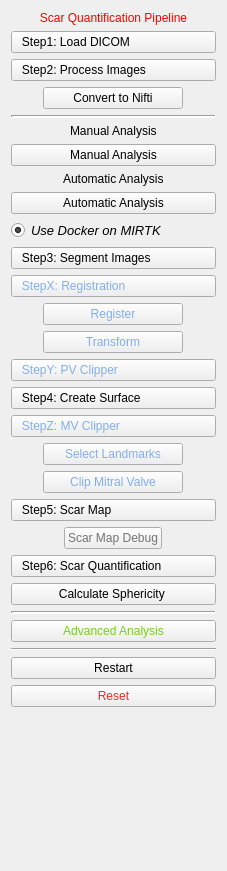
Above: Version2.0/Plugins/kcl.cemrgapp.scar/src/internal/AtrialScarViewControls.ui from OpenHeartDevelopers/CemrgApp before the change. Below: the same form after it.
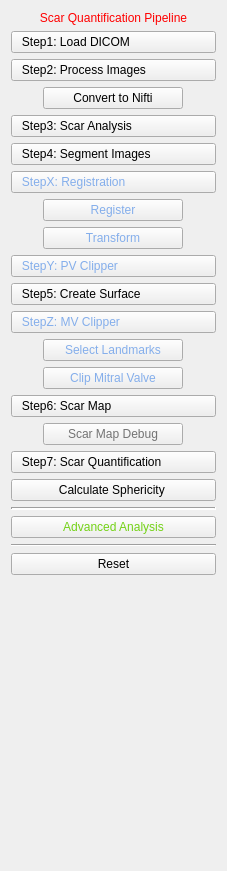
That is the form after the change.

Diff of the .ui file:
```diff
--- a/Version2.0/Plugins/kcl.cemrgapp.scar/src/internal/AtrialScarViewControls.ui
+++ b/Version2.0/Plugins/kcl.cemrgapp.scar/src/internal/AtrialScarViewControls.ui
@@ -72,65 +72,18 @@
      </property>
     </widget>
    </item>
-   <item>
-    <widget class="Line" name="line_2">
-     <property name="lineWidth">
-      <number>2</number>
-     </property>
-     <property name="orientation">
-      <enum>Qt::Horizontal</enum>
-     </property>
-    </widget>
-   </item>
-   <item alignment="Qt::AlignHCenter">
-    <widget class="QLabel" name="manualLabel">
-     <property name="text">
-      <string>Manual Analysis</string>
-     </property>
-    </widget>
-   </item>
-   <item>
-    <widget class="QPushButton" name="mainButton_1">
-     <property name="text">
-      <string>Manual Analysis</string>
-     </property>
-    </widget>
-   </item>
-   <item alignment="Qt::AlignHCenter">
-    <widget class="QLabel" name="automaticLabel">
-     <property name="text">
-      <string>Automatic Analysis</string>
-     </property>
-    </widget>
-   </item>
-   <item>
-    <widget class="QPushButton" name="mainButton_2">
-     <property name="text">
-      <string>Automatic Analysis</string>
-     </property>
-    </widget>
-   </item>
-   <item>
-    <widget class="QRadioButton" name="dockerOn_radioButton">
-     <property name="font">
-      <font>
-       <pointsize>10</pointsize>
-       <italic>true</italic>
-      </font>
-     </property>
-     <property name="whatsThis">
-      <string comment="Select whether the MIRTK functionalities (Register+Transform) are accessed through Docker (Default: ON)" extracomment="Select whether the MIRTK functionalities (Register+Transform) are accessed through Docker (Default: ON)"/>
-     </property>
-     <property name="text">
-      <string>Use Docker on MIRTK</string>
-     </property>
-     <property name="checked">
-      <bool>true</bool>
-     </property>
-    </widget>
-   </item>
    <item>
     <widget class="QPushButton" name="button_3">
+     <property name="styleSheet">
+      <string notr="true">text-align: left;</string>
+     </property>
+     <property name="text">
+      <string>   Step3: Scar Analysis</string>
+     </property>
+    </widget>
+   </item>
+   <item>
+    <widget class="QPushButton" name="button_4">
      <property name="toolTip">
       <string>Do image processing</string>
      </property>
@@ -138,7 +91,7 @@
       <string notr="true">text-align: left;</string>
      </property>
      <property name="text">
-      <string>   Step3: Segment Images</string>
+      <string>   Step4: Segment Images</string>
      </property>
     </widget>
    </item>
@@ -210,7 +163,7 @@
     </widget>
    </item>
    <item>
-    <widget class="QPushButton" name="button_4">
+    <widget class="QPushButton" name="button_5">
      <property name="toolTip">
       <string>Do image processing</string>
      </property>
@@ -218,7 +171,7 @@
       <string notr="true">text-align: left;</string>
      </property>
      <property name="text">
-      <string>   Step4: Create Surface</string>
+      <string>   Step5: Create Surface</string>
      </property>
     </widget>
    </item>
@@ -277,17 +230,29 @@
     </widget>
    </item>
    <item>
-    <widget class="QPushButton" name="button_5">
+    <widget class="QPushButton" name="button_6">
      <property name="styleSheet">
       <string notr="true">text-align: left;</string>
      </property>
      <property name="text">
-      <string>   Step5: Scar Map</string>
+      <string>   Step6: Scar Map</string>
      </property>
     </widget>
    </item>
    <item alignment="Qt::AlignHCenter">
-    <widget class="QPushButton" name="button_debugscar">
+    <widget class="QPushButton" name="button_deb">
+     <property name="minimumSize">
+      <size>
+       <width>140</width>
+       <height>0</height>
+      </size>
+     </property>
+     <property name="maximumSize">
+      <size>
+       <width>140</width>
+       <height>16777215</height>
+      </size>
+     </property>
      <property name="acceptDrops">
       <bool>false</bool>
      </property>
@@ -300,12 +265,12 @@
     </widget>
    </item>
    <item>
-    <widget class="QPushButton" name="button_6">
+    <widget class="QPushButton" name="button_7">
      <property name="styleSheet">
       <string notr="true">text-align: left;</string>
      </property>
      <property name="text">
-      <string>   Step6: Scar Quantification</string>
+      <string>   Step7: Scar Quantification</string>
      </property>
     </widget>
    </item>
@@ -337,23 +302,16 @@
     </widget>
    </item>
    <item>
-    <widget class="Line" name="line_3">
+    <widget class="Line" name="line_2">
      <property name="orientation">
       <enum>Qt::Horizontal</enum>
      </property>
     </widget>
    </item>
-   <item>
-    <widget class="QPushButton" name="button_r2">
-     <property name="text">
-      <string>Restart</string>
-     </property>
-    </widget>
-   </item>
    <item>
     <widget class="QPushButton" name="button_r">
      <property name="styleSheet">
-      <string notr="true">color:rgb(239, 41, 41)</string>
+      <string notr="true"/>
      </property>
      <property name="text">
       <string>Reset</string>
```
Left out of the diff: 4 changed lines with no effect on the pictures.
